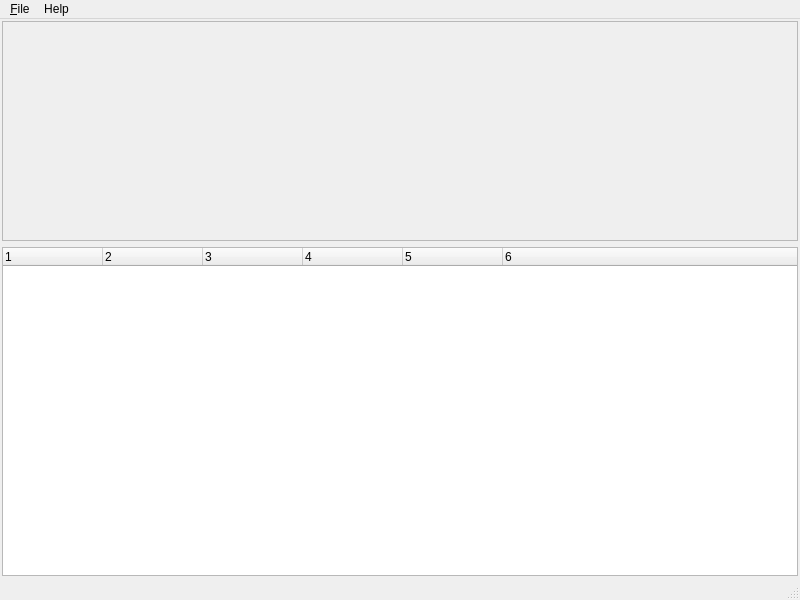
Old version of the form tools/qt-profiler/profilingviewer.ui in the repository hbirchtree/coffeecutie.
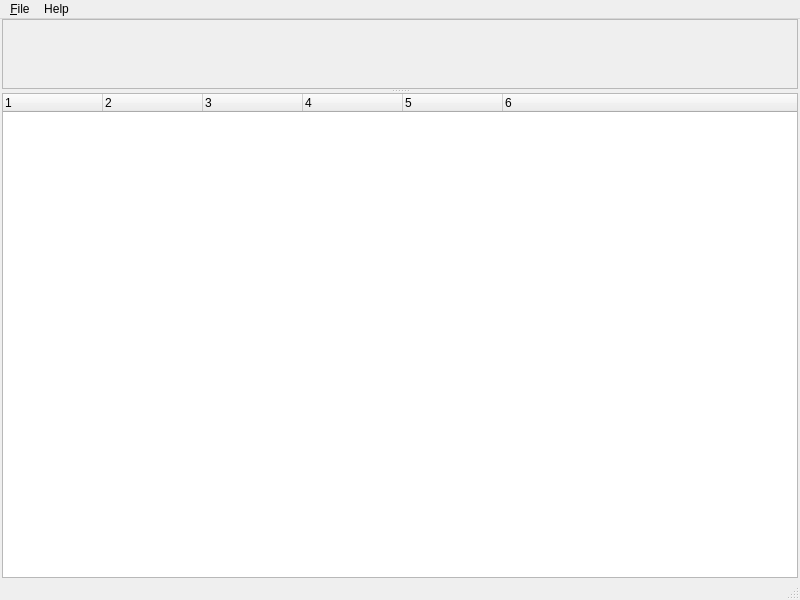
New version of the form.

The edit to the form file:
```diff
--- a/tools/qt-profiler/profilingviewer.ui
+++ b/tools/qt-profiler/profilingviewer.ui
@@ -14,20 +14,24 @@
    <string>MainWindow</string>
   </property>
   <widget class="QWidget" name="centralwidget">
-   <layout class="QGridLayout" name="gridLayout" rowstretch="2,3">
+   <layout class="QGridLayout" name="gridLayout">
     <property name="leftMargin">
      <number>2</number>
     </property>
     <property name="topMargin">
-     <number>2</number>
+     <number>0</number>
     </property>
     <property name="rightMargin">
      <number>2</number>
     </property>
     <property name="bottomMargin">
-     <number>2</number>
+     <number>0</number>
     </property>
     <item row="0" column="0">
+     <widget class="QSplitter" name="splitter">
+      <property name="orientation">
+       <enum>Qt::Vertical</enum>
+      </property>
      <widget class="QScrollArea" name="scrollArea">
       <property name="widgetResizable">
        <bool>true</bool>
@@ -38,13 +42,11 @@
          <x>0</x>
          <y>0</y>
          <width>794</width>
-         <height>214</height>
+          <height>147</height>
         </rect>
        </property>
       </widget>
      </widget>
-    </item>
-    <item row="1" column="0">
      <widget class="QTreeWidget" name="profileTree">
       <property name="editTriggers">
        <set>QAbstractItemView::NoEditTriggers</set>
@@ -98,6 +100,7 @@
        </property>
       </column>
      </widget>
+     </widget>
     </item>
    </layout>
   </widget>
```
Left out of the diff: 8 changed lines with no effect on the pictures. Lines whose indentation alone changed are shown as unchanged.
